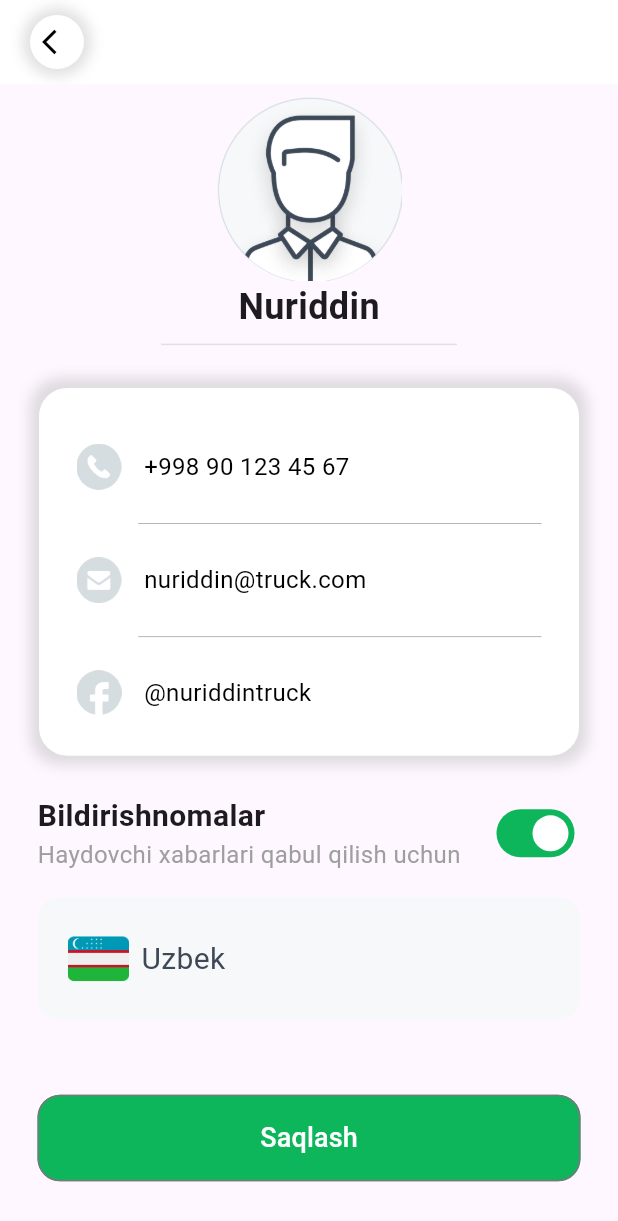
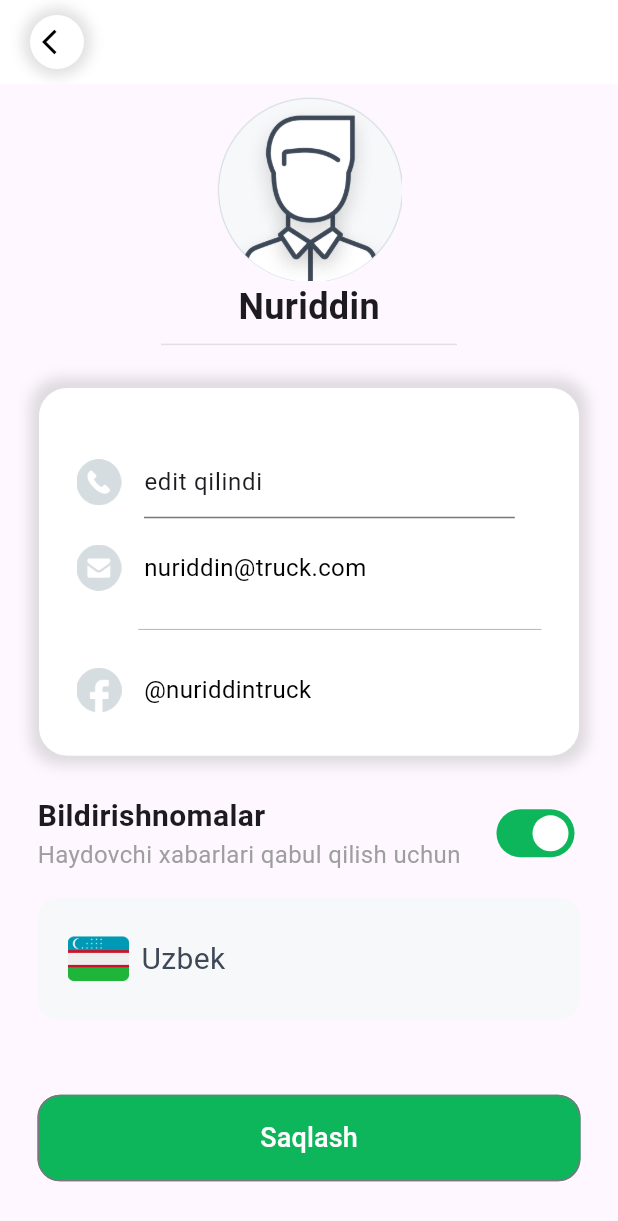
Before and after one commit to safar96/truckme, a Flutter app: the ProfileP screen opened directly, after a tap on "Saqlash", on a phone screen of 412 x 824 dp. Shown: the top 1221 px of the screen. Run offline on Flutter 3.47's test engine with Material 3 defaults, Android fonts, the light colour scheme and no system bars; our stand-ins replace dropdown_button2, easy_localization, flutter_multi_formatter, flutter_svg, geocoding, geolocator and 5 more; missing offline and left inert: flutter_polyline_points, google_maps_webservice; accounts and stored records are empty.

Commit message:
test profile

```diff
--- a/lib/page/drawer/profile_p.dart
+++ b/lib/page/drawer/profile_p.dart
@@ -1,7 +1,13 @@
+import 'dart:io';
+
 import 'package:flutter/material.dart';
+import 'package:provider/provider.dart';
 
 import '../../core/app_data/constants.dart';
 import '../../core/component/size_config.dart';
+import '../../model/main/api_response.dart';
+import '../../model/user/user_info.dart';
+import '../../provider/request_provider.dart';
 import '../../widget/component/back_button_custom.dart';
 import '../../widget/component/custom_button.dart';
 import '../../widget/component/switch_profile.dart';
@@ -9,13 +15,43 @@ import '../../widget/component/switch_profile.dart';
 class ProfileP extends StatefulWidget {
   const ProfileP({super.key});
 
+  // final UserInfo userInfo;
+
   @override
   State<ProfileP> createState() => _ProfilePState();
 }
 
 class _ProfilePState extends State<ProfileP> {
+   String editNumber ='fqwqe';
+   bool _isLoading = true;
+   bool _isCanselLoading = false;
+   late ApiResponse _apiResponse;
+   late TextEditingController textEditingController;
+
+   void _getInfo() async {
+     setState(() {
+       _isLoading = true;
+     });
+     sleep(Duration(seconds: 2));
+     textEditingController.text = 'edit qilindi';
+
+     setState(() {
+       _isLoading = false;
+     });
+   }
+
+   @override
+  void initState() {
+    // TODO: implement initState
+    super.initState();
+
+    textEditingController = TextEditingController();
+
+  }
+
   @override
   Widget build(BuildContext context) {
+
     return Scaffold(
       appBar: AppBar(
         // backgroundColor: Colors.transparent,
@@ -29,7 +65,8 @@ class _ProfilePState extends State<ProfileP> {
           ),
         ),
       ),
-      body: Container(
+      body: SingleChildScrollView(
+        child: Container(
           padding: const EdgeInsets.symmetric(
             horizontal: 25,
             vertical: 8,
@@ -50,84 +87,8 @@ class _ProfilePState extends State<ProfileP> {
                 endIndent: getConfigWidth(0.2),
               ),
 
-            Container(
-              margin: const EdgeInsets.fromLTRB(0, 20, 0, 0),
-              padding: const EdgeInsets.fromLTRB(25, 30, 25, 20),
-              height: getConfigHeight(0.3),
-              decoration: BoxDecoration(
-                color: Colors.white,
-                border: Border.all(color: Colors.grey.shade300),
-                borderRadius: const BorderRadius.all(Radius.circular(20)),
-                boxShadow: const [
-                  BoxShadow(
-                    color: Colors.black12,
-                    spreadRadius: 5,
-                    blurRadius: 7,
-                    offset: Offset(0, 0),
-                  ),
-                ],
-              ),
-              child:  Column(
-                crossAxisAlignment: CrossAxisAlignment.start,
-                mainAxisAlignment: MainAxisAlignment.spaceAround,
-                children: [
-                  Row(
-                    children: [
-                      Image.asset('assets/images/ic_phone.png',width: 30,),
-                      const SizedBox(width: 15,),
-                      const Text(
-                        '+998 90 123 45 67',
-                        style: TextStyle(
-                          color: Colors.black,
-                          fontSize: 16,
-                        ),
-                      ),
-                    ],
-                  ),
+             ProfileCard(textEditingController),
 
-                  Divider(
-                    color: Colors.grey,
-                    thickness: 0.5,
-                    indent: getConfigWidth(0.1),
-                  ),
-
-                  Row(
-                    children: [
-                      Image.asset('assets/images/ic_mail.png',width: 30,),
-                      const SizedBox(width: 15,),
-                      const Text(
-                        'nuriddin@truck.com',
-                        style: TextStyle(
-                          color: Colors.black,
-                          fontSize: 16,
-                        ),
-                      ),
-                    ],
-                  ),
-
-                  Divider(
-                    color: Colors.grey,
-                    thickness: 0.5,
-                    indent: getConfigWidth(0.1),
-                  ),
-
-                  Row(
-                    children: [
-                      Image.asset('assets/images/ic_facebook.png',width: 30,),
-                      const SizedBox(width: 15,),
-                      const Text(
-                        '@nuriddintruck',
-                        style: TextStyle(
-                          color: Colors.black,
-                          fontSize: 16,
-                        ),
-                      ),
-                    ],
-                  ),
-
-                ],
-              ),
-            ),
               SizedBox(height: getConfigHeight(0.03),),
               const Row(
                 mainAxisAlignment: MainAxisAlignment.spaceBetween,
@@ -209,12 +170,100 @@ class _ProfilePState extends State<ProfileP> {
                   radius: 15,
                   colorButton: Constants.primaryColor,
                   onTap: () {
+                    _getInfo();
                   },
                 ),
               ),
             ],
           ),
         ),
+      ),
     );
   }
 }
+
+Widget ProfileCard(TextEditingController textEditingController) {
+  return  Container(
+    margin: const EdgeInsets.fromLTRB(0, 20, 0, 0),
+    padding: const EdgeInsets.fromLTRB(25, 30, 25, 20),
+    height: getConfigHeight(0.3),
+    width: getConfigWidth(0.9),
+    decoration: BoxDecoration(
+      color: Colors.white,
+      border: Border.all(color: Colors.grey.shade300),
+      borderRadius: const BorderRadius.all(Radius.circular(20)),
+      boxShadow: const [
+        BoxShadow(
+          color: Colors.black12,
+          spreadRadius: 5,
+          blurRadius: 7,
+          offset: Offset(0, 0),
+        ),
+      ],
+    ),
+    child:  Column(
+      crossAxisAlignment: CrossAxisAlignment.start,
+      mainAxisAlignment: MainAxisAlignment.spaceAround,
+      children: [
+
+        Row(
+          children: [
+            Image.asset('assets/images/ic_phone.png',width: 30,),
+            const SizedBox(width: 15,),
+            SizedBox(
+              width: getConfigWidth(0.6),
+              child: TextFormField(
+                controller: textEditingController,
+                decoration: InputDecoration(
+                  border: UnderlineInputBorder(),
+                  hintText: 'Enter number',
+                ),
+              ),
+            ),
+          ],
+        ),
+
+        // Divider(
+        //   color: Colors.grey,
+        //   thickness: 0.5,
+        //   indent: getConfigWidth(0.1),
+        // ),
+
+        Row(
+          children: [
+            Image.asset('assets/images/ic_mail.png',width: 30,),
+            const SizedBox(width: 15,),
+            const Text(
+              'nuriddin@truck.com',
+              style: TextStyle(
+                color: Colors.black,
+                fontSize: 16,
+              ),
+            ),
+          ],
+        ),
+
+        Divider(
+          color: Colors.grey,
+          thickness: 0.5,
+          indent: getConfigWidth(0.1),
+        ),
+
+        Row(
+          children: [
+            Image.asset('assets/images/ic_facebook.png',width: 30,),
+            const SizedBox(width: 15,),
+            const Text(
+              '@nuriddintruck',
+              style: TextStyle(
+                color: Colors.black,
+                fontSize: 16,
+              ),
+            ),
+          ],
+        ),
+
+      ],
+    ),
+  );
+}
```
Lines whose indentation alone changed are shown as unchanged.
